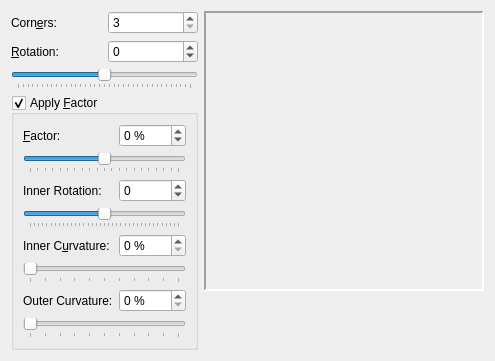
Above: scribus/ui/polygonwidgetbase.ui from scribusproject/scribus before the change. Below: the same form after it.
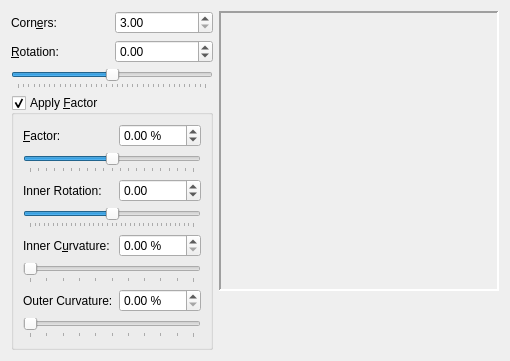
That is the form after the change. Custom widgets are drawn as their Qt base class.

Commit message: Fix ScrSpinBox being declared with wrong base class in polygonwidgetbase.ui

```diff
--- a/scribus/ui/polygonwidgetbase.ui
+++ b/scribus/ui/polygonwidgetbase.ui
@@ -328,7 +328,7 @@
  <customwidgets>
   <customwidget>
    <class>ScrSpinBox</class>
-   <extends>QSpinBox</extends>
+   <extends>QDoubleSpinBox</extends>
    <header location="global">ui/scrspinbox.h</header>
   </customwidget>
  </customwidgets>
```
